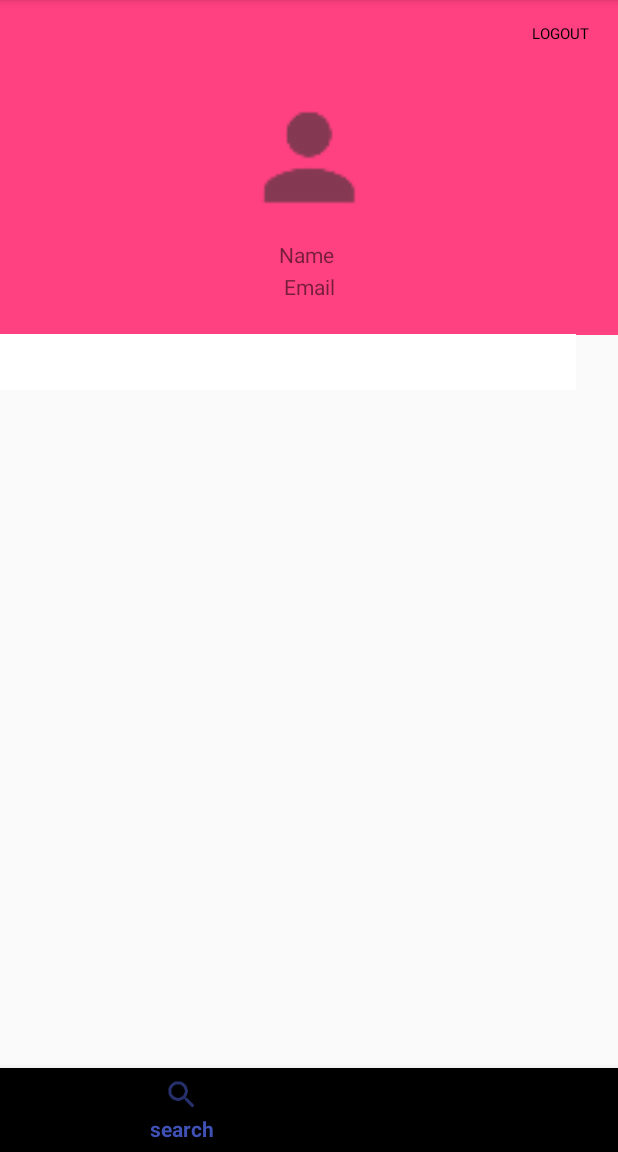
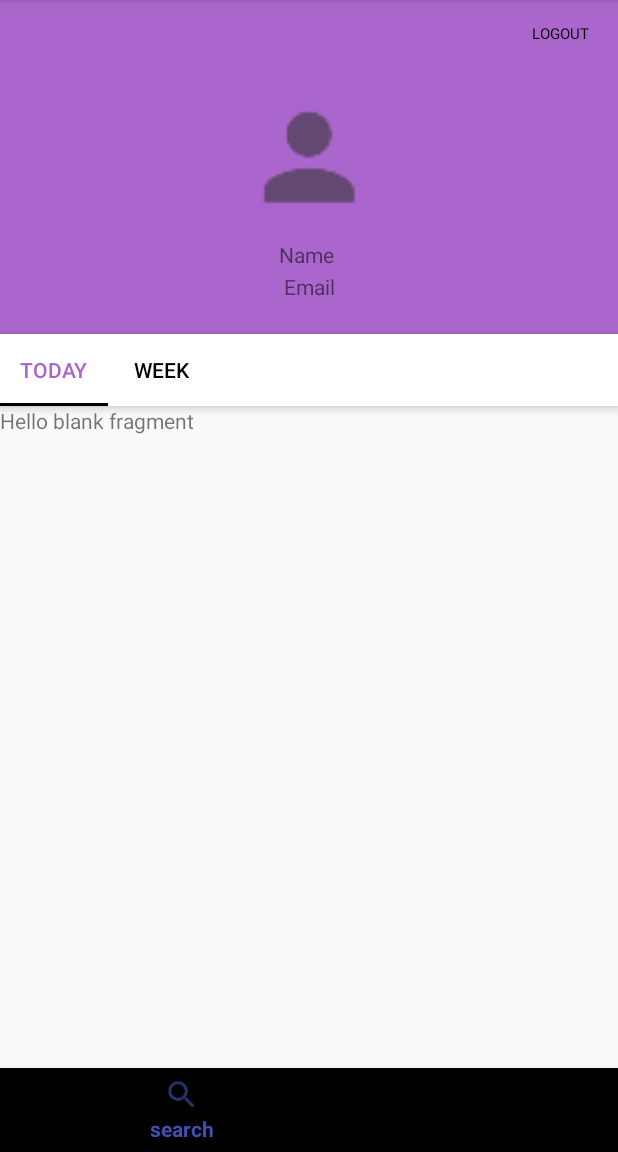
Before and after one commit to Vaain/Vaain, an Android app: the fragment ProfileFragment placed in its activity, on a phone screen of 412 x 824 dp, the part 84-1236 px from its top. Run offline under Robolectric (Android 15) with nearby library versions, the phone set to English and light mode, and no system bars; libraries missing offline, so code that uses them is left out: com.parse; plain views replace ParseImageView; pictures from the network do not load; 4 statements that could not run were skipped.

Commit message:
Client profile page with tabs

```diff
--- a/vaain-project/app/build.gradle
+++ b/vaain-project/app/build.gradle
@@ -50,4 +50,5 @@ dependencies {
     annotationProcessor 'com.github.bumptech.glide:compiler:4.7.1'
     androidTestImplementation 'com.android.support.test:runner:1.0.2'
     androidTestImplementation 'com.android.support.test.espresso:espresso-core:3.0.2'
+    implementation 'com.android.support:appcompat-v7:27.1.1'
 }
--- /dev/null
+++ b/vaain-project/app/src/main/java/me/braedonvillano/vaain/ClientFollowingFragment.java
@@ -0,0 +1,102 @@
+package me.braedonvillano.vaain;
+
+import android.content.Context;
+import android.net.Uri;
+import android.os.Bundle;
+import android.support.v4.app.Fragment;
+import android.view.LayoutInflater;
+import android.view.View;
+import android.view.ViewGroup;
+
+
+/**
+ * A simple {@link Fragment} subclass.
+ * Activities that contain this fragment must implement the
+ * {@link ClientFollowingFragment.OnFragmentInteractionListener} interface
+ * to handle interaction events.
+ * Use the {@link ClientFollowingFragment#newInstance} factory method to
+ * create an instance of this fragment.
+ */
+public class ClientFollowingFragment extends Fragment {
+    // TODO: Rename parameter arguments, choose names that match
+    // the fragment initialization parameters, e.g. ARG_ITEM_NUMBER
+    private static final String ARG_PARAM1 = "param1";
+    private static final String ARG_PARAM2 = "param2";
+
+    // TODO: Rename and change types of parameters
+    private String mParam1;
+    private String mParam2;
+
+    private OnFragmentInteractionListener mListener;
+
+    public ClientFollowingFragment() {
+        // Required empty public constructor
+    }
+
+    /**
+     * Use this factory method to create a new instance of
+     * this fragment using the provided parameters.
+     *
+     * @param param1 Parameter 1.
+     * @param param2 Parameter 2.
+     * @return A new instance of fragment ClientFollowingFragment.
+     */
+    // TODO: Rename and change types and number of parameters
+    public static ClientFollowingFragment newInstance(String param1, String param2) {
+        ClientFollowingFragment fragment = new ClientFollowingFragment();
+        Bundle args = new Bundle();
+        args.putString(ARG_PARAM1, param1);
+        args.putString(ARG_PARAM2, param2);
+        fragment.setArguments(args);
+        return fragment;
+    }
+
+    @Override
+    public void onCreate(Bundle savedInstanceState) {
+        super.onCreate(savedInstanceState);
+        if (getArguments() != null) {
+            mParam1 = getArguments().getString(ARG_PARAM1);
+            mParam2 = getArguments().getString(ARG_PARAM2);
+        }
+    }
+
+    @Override
+    public View onCreateView(LayoutInflater inflater, ViewGroup container,
+                             Bundle savedInstanceState) {
+        // Inflate the layout for this fragment
+        return inflater.inflate(R.layout.fragment_client_following, container, false);
+    }
+
+    // TODO: Rename method, update argument and hook method into UI event
+    public void onButtonPressed(Uri uri) {
+        if (mListener != null) {
+            mListener.onFragmentInteraction(uri);
+        }
+    }
+
+    @Override
+    public void onAttach(Context context) {
+        super.onAttach(context);
+    }
+
+    @Override
+    public void onDetach() {
+        super.onDetach();
+        mListener = null;
+    }
+
+    /**
+     * This interface must be implemented by activities that contain this
+     * fragment to allow an interaction in this fragment to be communicated
+     * to the activity and potentially other fragments contained in that
+     * activity.
+     * <p>
+     * See the Android Training lesson <a href=
+     * "http://developer.android.com/training/basics/fragments/communicating.html"
+     * >Communicating with Other Fragments</a> for more information.
+     */
+    public interface OnFragmentInteractionListener {
+        // TODO: Update argument type and name
+        void onFragmentInteraction(Uri uri);
+    }
+}
--- /dev/null
+++ b/vaain-project/app/src/main/java/me/braedonvillano/vaain/ClientHistoryFragment.java
@@ -0,0 +1,103 @@
+package me.braedonvillano.vaain;
+
+import android.content.Context;
+import android.net.Uri;
+import android.os.Bundle;
+import android.support.v4.app.Fragment;
+import android.view.LayoutInflater;
+import android.view.View;
+import android.view.ViewGroup;
+
+
+/**
+ * A simple {@link Fragment} subclass.
+ * Activities that contain this fragment must implement the
+ * {@link ClientHistoryFragment.OnFragmentInteractionListener} interface
+ * to handle interaction events.
+ * Use the {@link ClientHistoryFragment#newInstance} factory method to
+ * create an instance of this fragment.
+ */
+public class ClientHistoryFragment extends Fragment {
+    // TODO: Rename parameter arguments, choose names that match
+    // the fragment initialization parameters, e.g. ARG_ITEM_NUMBER
+    private static final String ARG_PARAM1 = "param1";
+    private static final String ARG_PARAM2 = "param2";
+
+    // TODO: Rename and change types of parameters
+    private String mParam1;
+    private String mParam2;
+
+    private OnFragmentInteractionListener mListener;
+
+    public ClientHistoryFragment() {
+        // Required empty public constructor
+    }
+
+    /**
+     * Use this factory method to create a new instance of
+     * this fragment using the provided parameters.
+     *
+     * @param param1 Parameter 1.
+     * @param param2 Parameter 2.
+     * @return A new instance of fragment ClientHistoryFragment.
+     */
+    // TODO: Rename and change types and number of parameters
+    public static ClientHistoryFragment newInstance(String param1, String param2) {
+        ClientHistoryFragment fragment = new ClientHistoryFragment();
+        Bundle args = new Bundle();
+        args.putString(ARG_PARAM1, param1);
+        args.putString(ARG_PARAM2, param2);
+        fragment.setArguments(args);
+        return fragment;
+    }
+
+    @Override
+    public void onCreate(Bundle savedInstanceState) {
+        super.onCreate(savedInstanceState);
+        if (getArguments() != null) {
+            mParam1 = getArguments().getString(ARG_PARAM1);
+            mParam2 = getArguments().getString(ARG_PARAM2);
+        }
+    }
+
+    @Override
+    public View onCreateView(LayoutInflater inflater, ViewGroup container,
+                             Bundle savedInstanceState) {
+        // Inflate the layout for this fragment
+        return inflater.inflate(R.layout.fragment_client_history, container, false);
+    }
+
+    // TODO: Rename method, update argument and hook method into UI event
+    public void onButtonPressed(Uri uri) {
+        if (mListener != null) {
+            mListener.onFragmentInteraction(uri);
+        }
+    }
+
+    @Override
+    public void onAttach(Context context) {
+        super.onAttach(context);
+
+    }
+
+    @Override
+    public void onDetach() {
+        super.onDetach();
+        mListener = null;
+    }
+
+    /**
+     * This interface must be implemented by activities that contain this
+     * fragment to allow an interaction in this fragment to be communicated
+     * to the activity and potentially other fragments contained in that
+     * activity.
+     * <p>
+     * See the Android Training lesson <a href=
+     * "http://developer.android.com/training/basics/fragments/communicating.html"
+     * >Communicating with Other Fragments</a> for more information.
+     */
+    public interface OnFragmentInteractionListener {
+        // TODO: Update argument type and name
+        void onFragmentInteraction(Uri uri);
+    }
+}
--- a/vaain-project/app/src/main/java/me/braedonvillano/vaain/ProfileFragment.java
+++ b/vaain-project/app/src/main/java/me/braedonvillano/vaain/ProfileFragment.java
@@ -6,19 +6,29 @@ import android.content.Intent;
 import android.media.Image;
 import android.net.Uri;
 import android.os.Bundle;
+import android.support.design.widget.TabLayout;
 import android.support.v4.app.Fragment;
+import android.support.v4.app.FragmentManager;
+import android.support.v4.app.FragmentPagerAdapter;
+import android.support.v4.view.ViewPager;
 import android.view.LayoutInflater;
+import android.view.Menu;
+import android.view.MenuItem;
 import android.view.View;
 import android.view.ViewGroup;
+import android.widget.Adapter;
 import android.widget.Button;
-import android.widget.ImageView;
 import android.widget.TextView;
+import android.widget.Toolbar;
 
 import com.bumptech.glide.Glide;
 import com.bumptech.glide.request.RequestOptions;
 import com.parse.ParseFile;
 import com.parse.ParseImageView;
 import com.parse.ParseUser;
+
+import java.util.ArrayList;
+import java.util.List;
 
 
 /**
@@ -90,6 +100,10 @@ public class ProfileFragment extends Fragment {
         ivProfileImage = view.findViewById(R.id.ivProfileImage);
         btnLogout = view.findViewById(R.id.btnLogout);
 
+
+
+
+
         //assign values to views
         tvEmail.setText(user.getEmail());
         //assign profileImage
@@ -105,8 +119,57 @@ public class ProfileFragment extends Fragment {
             }
         });
 
+        final ViewPager viewPager = (ViewPager) view.findViewById(R.id.pager);
+        setupViewPager(viewPager);
+
+        TabLayout tabLayout = (TabLayout) view.findViewById(R.id.tab_layout);
+        tabLayout.setupWithViewPager(viewPager);
+
+
+
         return view;
     }
+
+    private void setupViewPager(ViewPager viewPager) {
+
+
+        Adapter adapter = new Adapter(getChildFragmentManager());
+        adapter.addFragment(new ClientFollowingFragment(), "Today");
+        adapter.addFragment(new ClientHistoryFragment(), "Week");
+        viewPager.setAdapter(adapter);
+
+    }
+
+    static class Adapter extends FragmentPagerAdapter {
+        private final List<Fragment> mFragmentList = new ArrayList<>();
+        private final List<String> mFragmentTitleList = new ArrayList<>();
+
+        public Adapter(FragmentManager manager) {
+            super(manager);
+        }
+
+        @Override
+        public Fragment getItem(int position) {
+            return mFragmentList.get(position);
+        }
+
+        @Override
+        public int getCount() {
+            return mFragmentList.size();
+        }
+
+        public void addFragment(Fragment fragment, String title) {
+            mFragmentList.add(fragment);
+            mFragmentTitleList.add(title);
+        }
+
+        @Override
+        public CharSequence getPageTitle(int position) {
+            return mFragmentTitleList.get(position);
+        }
+    }
+
+
 
     private void logout() {
         ParseUser.logOut();
--- /dev/null
+++ b/vaain-project/app/src/main/res/layout/fragment_client_following.xml
@@ -0,0 +1,13 @@
+<FrameLayout xmlns:android="http://schemas.android.com/apk/res/android"
+    xmlns:tools="http://schemas.android.com/tools"
+    android:layout_width="match_parent"
+    android:layout_height="match_parent"
+    tools:context="me.braedonvillano.vaain.ClientFollowingFragment">
+
+    <!-- TODO: Update blank fragment layout -->
+    <TextView
+        android:layout_width="match_parent"
+        android:layout_height="match_parent"
+        android:text="@string/hello_blank_fragment" />
+
+</FrameLayout>
--- /dev/null
+++ b/vaain-project/app/src/main/res/layout/fragment_client_history.xml
@@ -0,0 +1,13 @@
+<FrameLayout xmlns:android="http://schemas.android.com/apk/res/android"
+    xmlns:tools="http://schemas.android.com/tools"
+    android:layout_width="match_parent"
+    android:layout_height="match_parent"
+    tools:context="me.braedonvillano.vaain.ClientHistoryFragment">
+
+    <!-- TODO: Update blank fragment layout -->
+    <TextView
+        android:layout_width="match_parent"
+        android:layout_height="match_parent"
+        android:text="@string/hello_blank_fragment" />
+
+</FrameLayout>
--- a/vaain-project/app/src/main/res/layout/fragment_profile.xml
+++ b/vaain-project/app/src/main/res/layout/fragment_profile.xml
@@ -12,7 +12,7 @@
         android:id="@+id/ivBackdrop"
         android:layout_width="0dp"
         android:layout_height="246dp"
-        android:src="@color/colorAccent"
+        android:src="@android:color/holo_purple"
         app:layout_constraintBottom_toBottomOf="@+id/tvEmail"
         app:layout_constraintEnd_toEndOf="parent"
         app:layout_constraintHorizontal_bias="0.0"
@@ -75,41 +75,38 @@
         app:layout_constraintEnd_toEndOf="parent"
         app:layout_constraintTop_toTopOf="parent" />
 
-    <android.support.design.widget.TabLayout
-        android:id="@+id/tabLayout"
+    <android.support.design.widget.AppBarLayout
+        android:id="@+id/appbar"
+        android:layout_width="match_parent"
+        android:layout_height="wrap_content"
+        android:theme="@style/ThemeOverlay.AppCompat.Dark.ActionBar"
+        app:layout_constraintBottom_toTopOf="@+id/pager"
+        app:layout_constraintEnd_toEndOf="parent"
+        app:layout_constraintHorizontal_bias="0.0"
+        app:layout_constraintStart_toStartOf="parent"
+        app:layout_constraintTop_toBottomOf="@+id/ivBackdrop">
+
+        <android.support.design.widget.TabLayout
+            android:id="@+id/tab_layout"
+            android:layout_width="match_parent"
+            android:layout_height="wrap_content"
+            android:background="@android:color/white"
+            app:tabIndicatorColor="@android:color/black"
+            app:tabMode="scrollable"
+            app:tabSelectedTextColor="@android:color/holo_purple"
+            app:tabTextColor="@android:color/black" />
+    </android.support.design.widget.AppBarLayout>
+
+    <android.support.v4.view.ViewPager
+        android:id="@+id/pager"
         android:layout_width="0dp"
         android:layout_height="0dp"
-        app:layout_constraintBottom_toBottomOf="@+id/toolbar"
-        app:layout_constraintEnd_toEndOf="@+id/toolbar"
-        app:layout_constraintStart_toStartOf="@+id/toolbar"
-        app:layout_constraintTop_toTopOf="@+id/toolbar" />
-
-    <FrameLayout
-        android:id="@+id/frag_placeholder2"
-        android:layout_width="0dp"
-        android:layout_height="0dp"
-        android:layout_alignParentStart="true"
-        android:layout_alignParentTop="true"
+        android:layout_below="@id/appbar"
         app:layout_constraintBottom_toBottomOf="parent"
         app:layout_constraintEnd_toEndOf="parent"
         app:layout_constraintHorizontal_bias="0.0"
         app:layout_constraintStart_toStartOf="parent"
-        app:layout_constraintTop_toBottomOf="@+id/tabLayout"
-        app:layout_constraintVertical_bias="1.0" />
-
-    <android.support.v7.widget.Toolbar
-        android:id="@+id/toolbar"
-        android:layout_width="384dp"
-        android:layout_height="37dp"
-        android:background="@android:color/background_light"
-        android:minHeight="?attr/actionBarSize"
-        app:layout_constraintBottom_toTopOf="@+id/frag_placeholder2"
-        app:layout_constraintEnd_toEndOf="parent"
-        app:layout_constraintHorizontal_bias="0.0"
-        app:layout_constraintStart_toStartOf="parent"
-        app:layout_constraintTop_toBottomOf="@+id/ivBackdrop"
-        app:layout_constraintVertical_bias="0.0"
-        app:titleTextColor="@android:color/white" />
+        app:layout_constraintTop_toBottomOf="@+id/appbar" />
 
 
 </android.support.constraint.ConstraintLayout>
```
